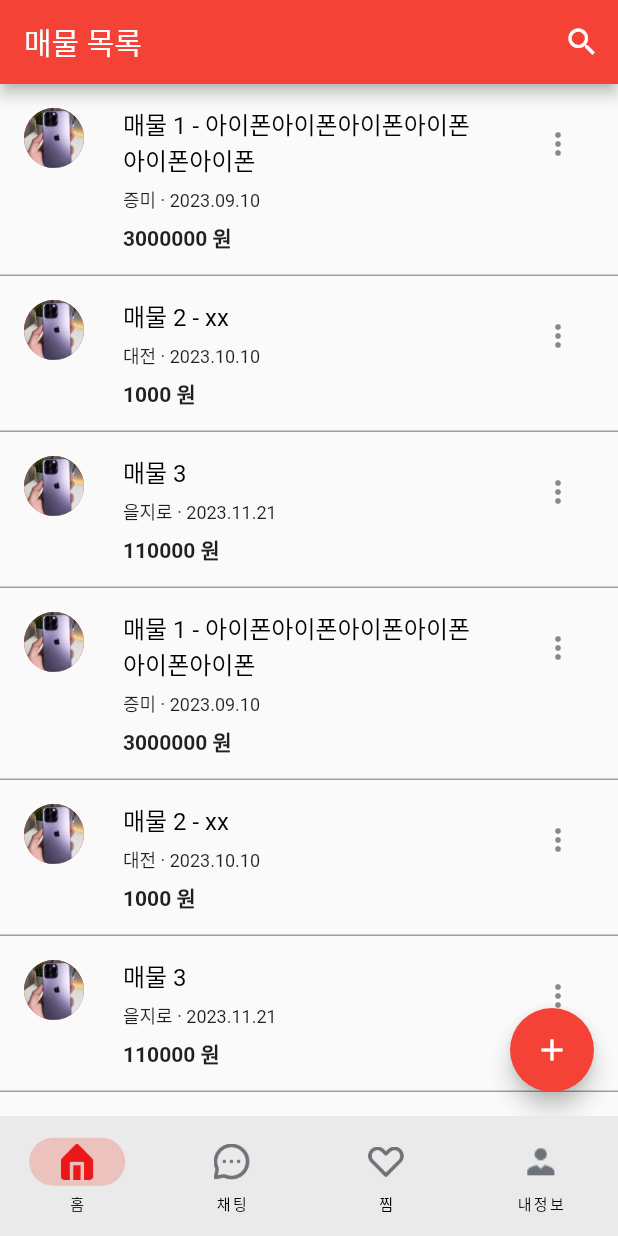
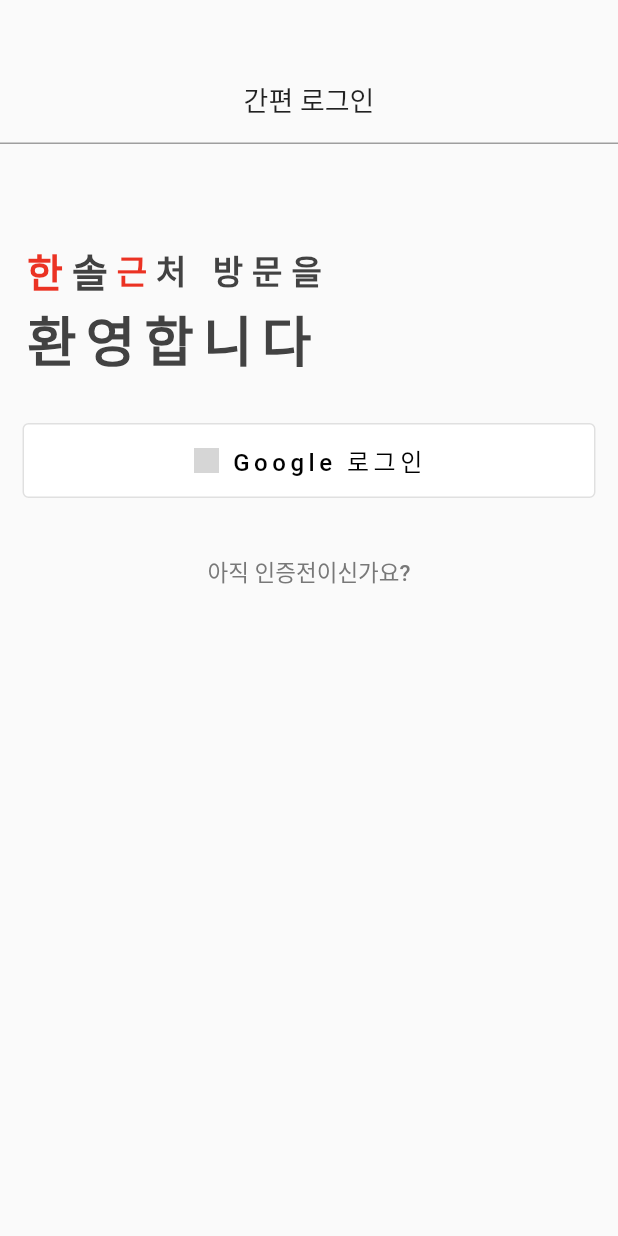
Before and after one commit to dog1cat2/hangeun, a Flutter app: the screen it shows after launch, on a phone screen of 412 x 824 dp. Run offline on Flutter 3.47's test engine with Material 2 defaults, Android fonts, the phone set to English and light mode, and no system bars; our stand-ins replace carousel_slider, google_fonts; grey boxes are pictures that could not be loaded.

Commit message:
로그인/인증메일 전송화면 추가

```diff
--- a/lib/main.dart
+++ b/lib/main.dart
@@ -8,6 +8,7 @@ import 'package:myapp/screen/favorite_screen.dart';
 import 'package:myapp/screen/sell_item_screen.dart';
 import 'package:myapp/screen/sell_list_screen.dart';
 import 'package:myapp/screen/setting_screen.dart';
+import 'package:myapp/screen/login_screen.dart';
 
 
 void main() => runApp(const MyApp());
@@ -17,9 +18,6 @@ class MyApp extends StatelessWidget {
 
   @override
   Widget build(BuildContext context) {
-    double baseWidth = 360;
-    double fem = MediaQuery.of(context).size.width / baseWidth;
-    double ffem = fem * 0.97;
 
     return MaterialApp(
       title: '한솔 근처',
@@ -30,10 +28,13 @@ class MyApp extends StatelessWidget {
         // primaryColor: const Color(0xff0E86CA),
       ),
       home: const ScaffoldPageContainer(),
+      initialRoute: '/login', // Initial route
       routes: {
+        // '/': (context) => const ScaffoldPageContainer(),
         '/chat' : (context) => ChatScreen(),
         '/setting' : (context) => SettingScreen(),
         '/favorite': (context) => FavoriteScreen(),
+        '/login': (context) => LoginScreen(),
       },
     );
   }
--- a/lib/screen/login_screen.dart
+++ b/lib/screen/login_screen.dart
@@ -0,0 +1,132 @@
+import 'package:flutter/material.dart';
+import 'package:myapp/screen/sell_list_screen.dart';
+import 'package:myapp/screen/auth_screen.dart';
+
+class LoginScreen extends StatelessWidget {
+  const LoginScreen({super.key});
+
+  @override
+  Widget build(BuildContext context) {
+    return Scaffold(
+      body: Column(
+          children: [
+            Center(
+              child: Container(
+                  height: 80,
+                  alignment: Alignment.bottomCenter,
+                    child: const Text(
+                      '간편 로그인',
+                      style: TextStyle(
+                        fontSize: 18,
+                      ),
+                    ),
+                ),
+            ),
+            const Padding(padding: EdgeInsets.only(top: 15)),
+            Container(
+              height: 1,
+              color: Colors.grey,
+            ),
+            const Padding(padding: EdgeInsets.only(top: 50)),
+            Padding(
+              padding: EdgeInsets.all(15),
+              child: Column(
+                crossAxisAlignment: CrossAxisAlignment.stretch,
+                children: [
+                  const Row(
+                    children: [
+                      Text( '한',
+                        style: TextStyle(
+                          fontSize: 26,
+                          fontWeight: FontWeight.bold,
+                          color: Color(0xffEB3223),
+                          letterSpacing: 6.0,
+                        ),
+                      ),
+                      Text( '솔',
+                        style: TextStyle(
+                          fontSize: 26,
+                          fontWeight: FontWeight.bold,
+                          color: Color(0xff424242),
+                          letterSpacing: 6.0,
+                        ),
+                      ),
+                      Text( '근',
+                        style: TextStyle(
+                          fontSize: 22,
+                          fontWeight: FontWeight.bold,
+                          color: Color(0xffEB3223),
+                          letterSpacing: 6.0,
+                        ),
+                      ),
+                      Text( '처 방문을',
+                        style: TextStyle(
+                          fontSize: 22,
+                          fontWeight: FontWeight.bold,
+                          color: Color(0xff424242),
+                          letterSpacing: 6.0,
+                        ),
+                      ),
+                    ],
+                  ),
+                  const Text( '환영합니다',
+                    style: TextStyle(
+                      fontSize: 36,
+                      fontWeight: FontWeight.bold,
+                      color: Color(0xff424242),
+                          letterSpacing: 6.0,
+                    ),
+                  ),
+                  const Padding(padding: EdgeInsets.only(top: 30)),
+                  OutlinedButton.icon(
+                    onPressed: () {
+                      Navigator.of(context).pushNamed('/');
+                      // Navigator.of(context).push(
+                      //   MaterialPageRoute(
+                      //     builder: (context) => SellListScreen()
+                      //   )
+                      // );
+                    },
+                    icon: Image.asset(
+                      'assets/images/google-jpeg.png',
+                      width: 17,
+                      height: 17,
+                    ),
+                    label: const Text(
+                      'Google 로그인',
+                      style: TextStyle(
+                        fontSize: 16,
+                        letterSpacing: 3.0,
+                        color: Colors.black,
+                      ),
+                    ),
+                    style: ButtonStyle(
+                      minimumSize: MaterialStateProperty.all(Size(100, 50)),
+                      backgroundColor: MaterialStateProperty.all(Colors.white),
+                    ),
+                  ),
+                  const Padding(padding: EdgeInsets.only(top: 25)),
+                  TextButton(
+                    child: const Text(
+                      '아직 인증전이신가요?',
+                      style: TextStyle(
+                        fontSize: 15,
+                        color: Color(0xff787878),
+                      ),
+                    ),
+                    onPressed: () {
+                      Navigator.of(context).push(
+                        MaterialPageRoute(
+                          builder: (context) => AuthScreen()
+                        )
+                      );
+                    }
+                  )
+                ],
+              ),
+            ),
+          ],
+      ),
+    );
+  }
+}
--- a/lib/screen/sell_list_screen.dart
+++ b/lib/screen/sell_list_screen.dart
@@ -214,7 +214,7 @@ class _SellListState  extends State<SellListScreen> {
             //   },
             // ),
             leading: const CircleAvatar(
-              foregroundImage: AssetImage('assets/images/rectangle-9-bg-tVP.png'),
+              foregroundImage: AssetImage('assets/images/bg.png'),
             ),
             onTap: () {
               Navigator.of(context).push( MaterialPageRoute(
```
Also changed, not shown: lib/screen/auth_screen.dart (added, +61 -0 lines), lib/screen/sell_item_edit_screen.dart (+4 -4 lines), lib/screen/sell_item_screen.dart (+5 -5 lines).
